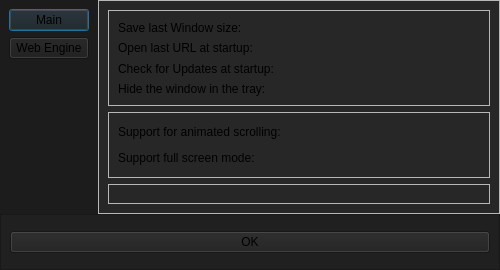
Before: the Qt Designer form core/ui/options_dialog.ui in deeffest/Youtube-Music-Desktop-Player, drawn with Qt 5.
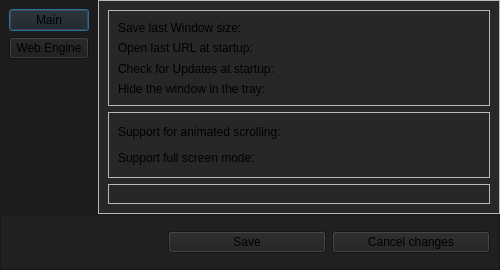
After: the same form once the commit is applied. Custom widgets are drawn as their Qt base class.

```diff
--- a/core/ui/options_dialog.ui
+++ b/core/ui/options_dialog.ui
@@ -386,9 +386,41 @@
          <number>16</number>
         </property>
         <item>
-         <widget class="PushButton" name="PushButton">
+         <spacer name="horizontalSpacer_5">
+          <property name="orientation">
+           <enum>Qt::Horizontal</enum>
+          </property>
+          <property name="sizeHint" stdset="0">
+           <size>
+            <width>40</width>
+            <height>20</height>
+           </size>
+          </property>
+         </spacer>
+        </item>
+        <item>
+         <widget class="PrimaryPushButton" name="PushButton">
+          <property name="sizePolicy">
+           <sizepolicy hsizetype="MinimumExpanding" vsizetype="Fixed">
+            <horstretch>0</horstretch>
+            <verstretch>0</verstretch>
+           </sizepolicy>
+          </property>
           <property name="text">
-           <string>OK</string>
+           <string>Save</string>
+          </property>
+         </widget>
+        </item>
+        <item>
+         <widget class="PushButton" name="PushButton_2">
+          <property name="sizePolicy">
+           <sizepolicy hsizetype="MinimumExpanding" vsizetype="Fixed">
+            <horstretch>0</horstretch>
+            <verstretch>0</verstretch>
+           </sizepolicy>
+          </property>
+          <property name="text">
+           <string>Cancel changes</string>
           </property>
          </widget>
         </item>
@@ -405,6 +437,11 @@
    <extends>QPushButton</extends>
    <header>qfluentwidgets</header>
   </customwidget>
+  <customwidget>
+   <class>PrimaryPushButton</class>
+   <extends>PushButton</extends>
+   <header>qfluentwidgets</header>
+  </customwidget>
   <customwidget>
    <class>PillPushButton</class>
    <extends>ToggleButton</extends>
```
